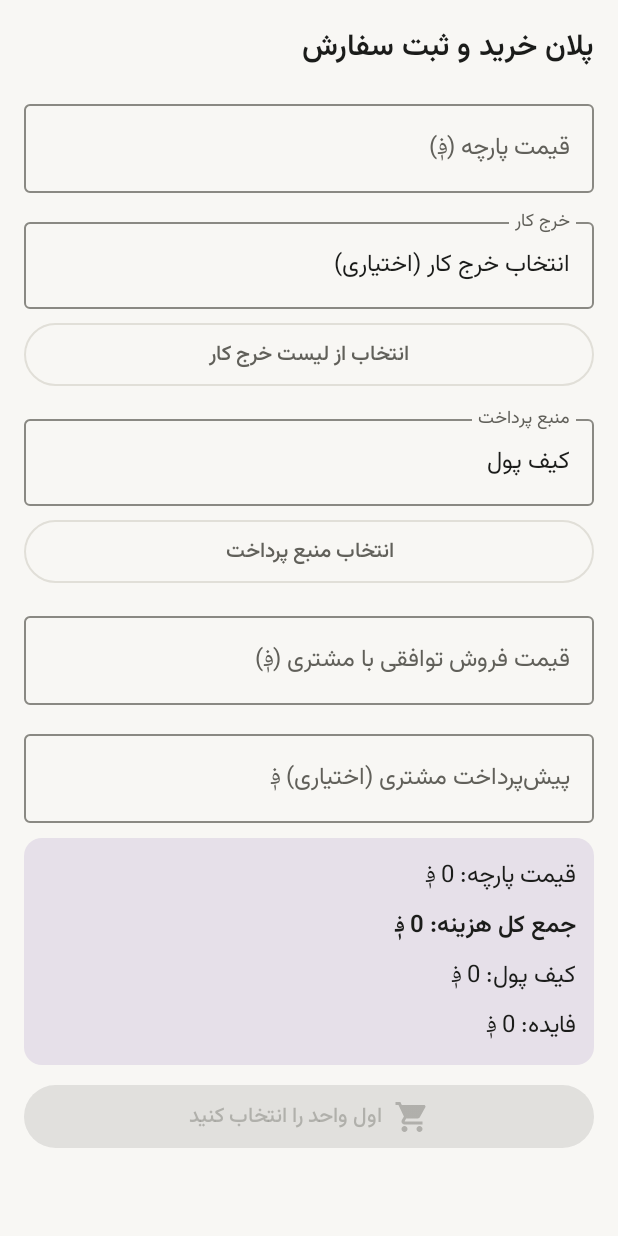
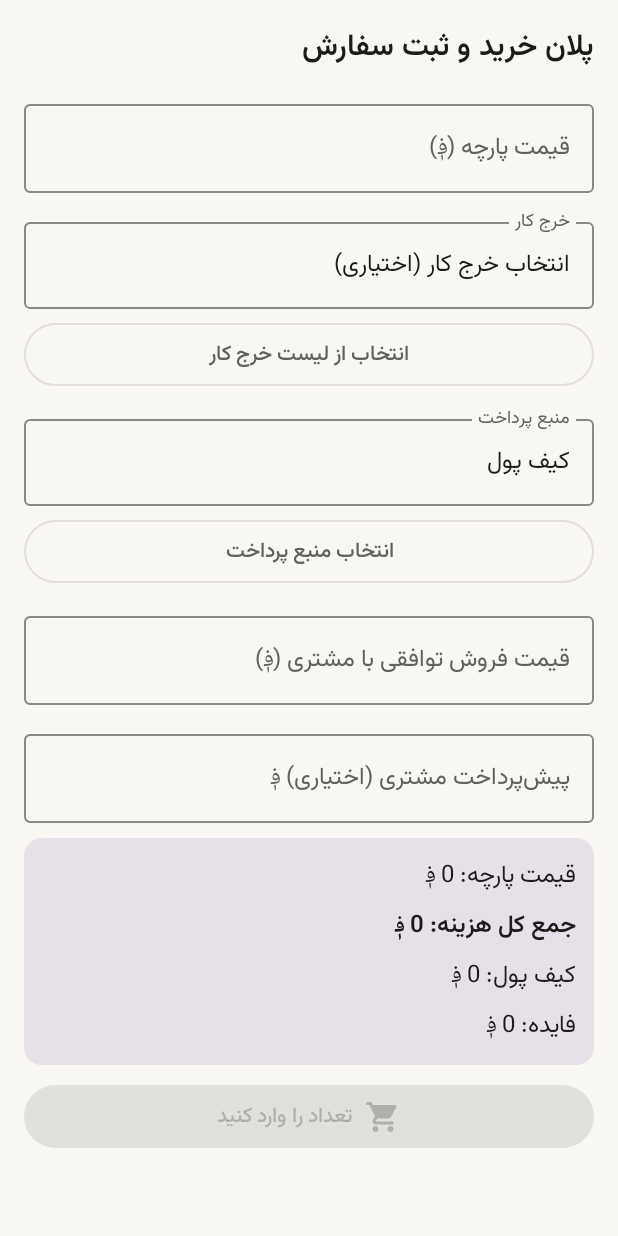
Before and after one commit to aminullah-dev/AfghanJama, an Android app built with Jetpack Compose: the PurchasePlanScreen screen opened through its navigation route, scrolled down 1026 dp, on a phone screen of 412 x 824 dp. Run offline under Robolectric (Android 15) with nearby library versions, the phone set to English and light mode, and no system bars; our stand-ins replace Room's generated code.

Commit message:
Make order quantity a required empty field and add tailor handover receipt
- Purchase form: the quantity field no longer defaults to "1" and no
  longer forces blank input back to "1". It starts empty with a
  placeholder, and completePurchase now rejects a missing/zero quantity.
  This fixes the case where the pre-filled "1" went unnoticed and got
  concatenated with the user's digits (e.g. showing 10 for an intended
  0). The submit button reflects the missing quantity.

- Sewing handover panel: added a "share handover receipt" button that
  sends a text summary (order code, design, quantity, color, size,
  tailor, per-piece rate and total wage) via the system share sheet
  (WhatsApp, etc.), mirroring the order receipt in search.

Co-Authored-By: Claude Fable 5 <noreply@anthropic.com>
Claude-Session: https://claude.ai/code/session_01ULVjWqmkW9PizvMWDKt8yU

```diff
--- a/app/src/main/java/com/afghanjama/ui/screens/PurchasePlanScreen.kt
+++ b/app/src/main/java/com/afghanjama/ui/screens/PurchasePlanScreen.kt
@@ -102,7 +102,8 @@ fun PurchasePlanScreen(
     var workCostExpanded by remember { mutableStateOf(false) }
     var payExpanded by remember { mutableStateOf(false) }
 
-    val canSubmit = ui.fabricUnit.isNotBlank()
+    val qtyValid = (ui.qty.toIntOrNull() ?: 0) >= 1
+    val canSubmit = ui.fabricUnit.isNotBlank() && qtyValid
 
     Column(
         modifier = Modifier
@@ -156,6 +157,7 @@ fun PurchasePlanScreen(
                     value = ui.qty,
                     onValueChange = vm::setQty,
                     label = { Text("تعداد") },
+                    placeholder = { Text("مثلاً: 10") },
                     modifier = Modifier.fillMaxWidth(),
                     singleLine = true
                 )
@@ -468,7 +470,7 @@ fun PurchasePlanScreen(
 
             // خلاصه
             item {
-                val qty = ui.qty.toIntOrNull()?.coerceAtLeast(1) ?: 1
+                val qty = ui.qty.toIntOrNull()?.coerceAtLeast(0) ?: 0
                 val fabricPrice = if (ui.fabricSource == "STOCK") 0L else ui.fabricPrice.toLongOrNull() ?: 0L
                 val workTotal = ui.workCostPrice * qty
                 val total = fabricPrice + workTotal
@@ -499,7 +501,13 @@ fun PurchasePlanScreen(
                 ) {
                     Icon(Icons.Default.ShoppingCart, contentDescription = null)
                     Spacer(Modifier.width(8.dp))
-                    Text(if (canSubmit) "تکمیل خرید → ثبت سفارش" else "اول واحد را انتخاب کنید")
+                    Text(
+                        when {
+                            !qtyValid -> "تعداد را وارد کنید"
+                            ui.fabricUnit.isBlank() -> "اول واحد را انتخاب کنید"
+                            else -> "تکمیل خرید → ثبت سفارش"
+                        }
+                    )
                 }
             }
 
```
Also changed, not shown: app/src/main/java/com/afghanjama/ui/screens/SewingScreen.kt (+36 -0 lines), app/src/main/java/com/afghanjama/ui/vm/PurchaseViewModel.kt (+10 -3 lines).
